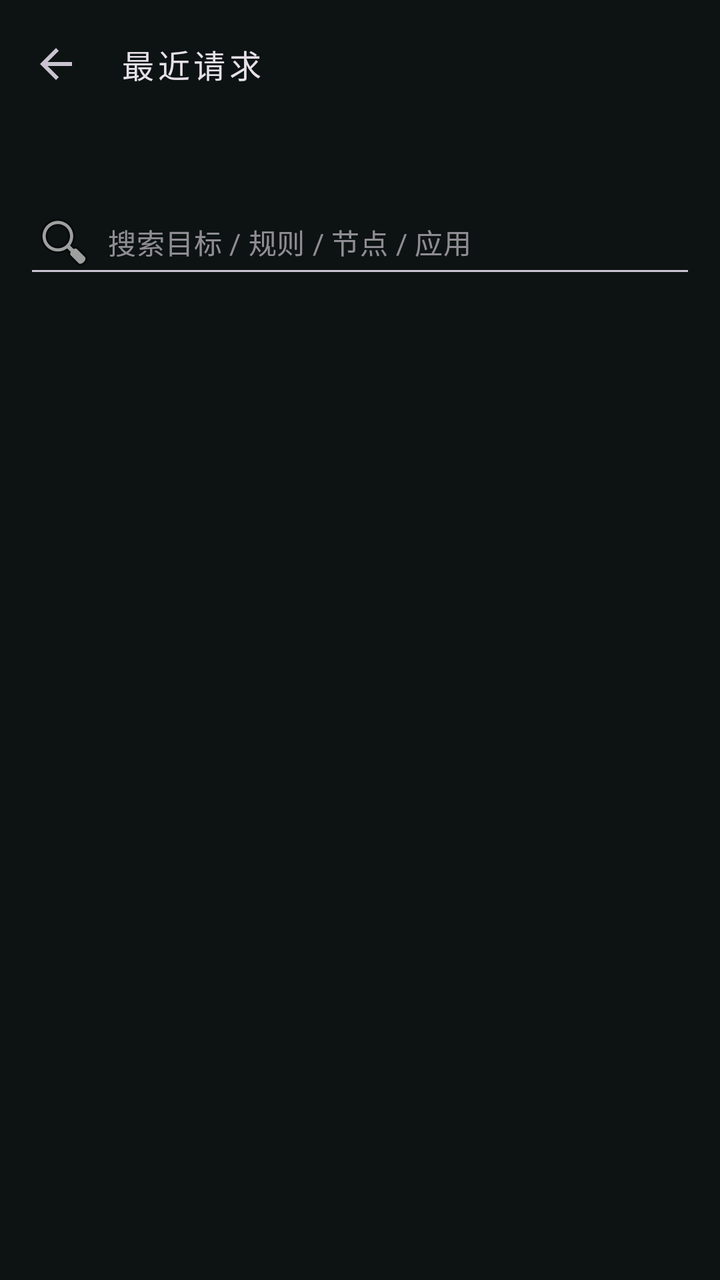
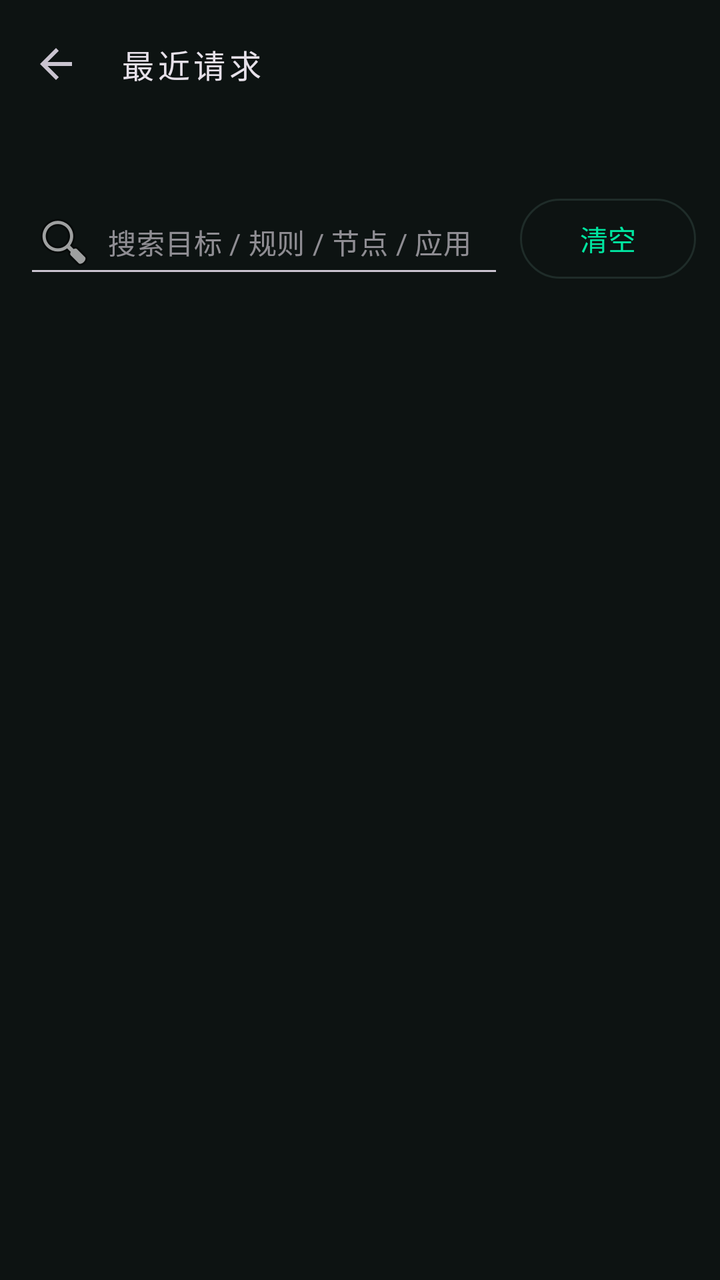

Before-and-after screenshots of an Android layout around one commit, followed by the original layout XML and the change that was made.
<!-- AndroidManifest.xml: application theme Theme.TunVPN -->
<!-- res/layout/activity_recent_requests.xml -->
<?xml version="1.0" encoding="utf-8"?>
<LinearLayout xmlns:android="http://schemas.android.com/apk/res/android"
	xmlns:app="http://schemas.android.com/apk/res-auto"
	android:orientation="vertical"
	android:layout_width="match_parent"
	android:layout_height="match_parent"
	android:background="?attr/colorSurface">
	<com.google.android.material.appbar.MaterialToolbar
		android:id="@+id/toolbar"
		android:layout_width="match_parent"
		android:layout_height="?attr/actionBarSize"
		app:navigationIcon="?attr/homeAsUpIndicator"
		app:title="@string/settings_recent_requests"
		app:titleTextAppearance="@style/TextAppearance.TunVPN.Toolbar"/>
	<TextView
		android:id="@+id/req_summary"
		android:layout_width="match_parent"
		android:layout_height="wrap_content"
		android:paddingLeft="16dp"
		android:paddingRight="16dp"
		android:paddingTop="4dp"
		android:paddingBottom="8dp"
		android:textAppearance="@style/TextAppearance.TunVPN.Hint"
		android:textColor="?attr/colorOnSurfaceVariant"/>
	<LinearLayout
		android:layout_width="match_parent"
		android:layout_height="wrap_content"
		android:orientation="horizontal"
		android:gravity="center_vertical"
		android:paddingLeft="12dp"
		android:paddingRight="12dp"
		android:paddingBottom="8dp">
		<EditText
			android:id="@+id/req_search"
			android:layout_width="0dp"
			android:layout_height="wrap_content"
			android:layout_weight="1"
			android:hint="@string/recent_requests_search_hint"
			android:inputType="textFilter"
			android:imeOptions="actionDone"
			android:maxLines="1"
			android:drawableStart="@android:drawable/ic_menu_search"
			android:drawablePadding="6dp"
			android:textAppearance="?attr/textAppearanceBodyMedium"
			android:textColor="?attr/colorOnSurface"/>
	</LinearLayout>
	<FrameLayout
		android:layout_width="match_parent"
		android:layout_height="0dp"
		android:layout_weight="1">
		<ListView
			android:id="@+id/req_list"
			android:layout_width="match_parent"
			android:layout_height="match_parent"
			android:clipToPadding="false"
			android:divider="@null"
			android:paddingBottom="16dp"/>
		<TextView
			android:id="@+id/req_empty"
			android:layout_width="match_parent"
			android:layout_height="wrap_content"
			android:layout_marginTop="48dp"
			android:gravity="center"
			android:text="@string/recent_requests_empty"
			android:textAppearance="?attr/textAppearanceBodyMedium"
			android:textColor="?attr/colorOnSurfaceVariant"
			android:visibility="gone"/>
	</FrameLayout>
</LinearLayout>
<!-- resources referenced by this layout -->
<resources>
  <string name="recent_requests_empty">还没有记录到请求</string>
  <string name="recent_requests_search_hint">搜索目标 / 规则 / 节点 / 应用</string>
  <string name="settings_recent_requests">最近请求</string>
  <style name="TextAppearance.TunVPN.Hint" parent="TextAppearance.Material3.BodyMedium">
  		<item name="android:textColor">?attr/colorOnSurfaceVariant</item>
  		<item name="android:lineSpacingMultiplier">1.15</item>
  	</style>
  <style name="TextAppearance.TunVPN.Toolbar" parent="TextAppearance.Material3.TitleMedium">
  		<item name="fontFamily">monospace</item>
  		<item name="android:fontFamily">monospace</item>
  		<item name="android:letterSpacing">0.12</item>
  	</style>
  <style name="Theme.TunVPN" parent="Theme.Material3.Dark.NoActionBar">
  		<item name="colorPrimary">#00E5A0</item>
  		<item name="colorOnPrimary">#060A09</item>
  		<item name="colorPrimaryContainer">#10261F</item>
  		<item name="colorOnPrimaryContainer">#6CFFD0</item>
  		<item name="colorSecondary">#00E5A0</item>
  		<item name="colorOnSecondary">#060A09</item>
  		<item name="colorSecondaryContainer">#0B2E26</item>
  		<item name="colorOnSecondaryContainer">#6CFFD0</item>
  		<item name="colorError">#FF5C7A</item>
  		<item name="colorOnError">#060A09</item>
  		<item name="colorErrorContainer">#3A1220</item>
  		<item name="colorOnErrorContainer">#FFC2CE</item>
  		<item name="android:colorBackground">#060A09</item>
  		<item name="colorSurface">#0D1312</item>
  		<item name="colorOnSurface">#E4FFF5</item>
  		<item name="colorSurfaceVariant">#131B1A</item>
  		<item name="colorOnSurfaceVariant">#7F9A93</item>
  		<item name="colorSurfaceContainer">#18221F</item>
  		<item name="colorOutline">#1F2C29</item>
  		<item name="android:statusBarColor">@android:color/transparent</item>
  		<item name="android:navigationBarColor">@android:color/transparent</item>
  		<item name="android:windowLightStatusBar">false</item>
  		<item name="android:windowBackground">#060A09</item>
  	</style>
</resources>

<!-- the commit's change to res/layout/activity_recent_requests.xml (unified diff, before → after) -->
@@ -43,6 +43,13 @@
 			android:drawablePadding="6dp"
 			android:textAppearance="?attr/textAppearanceBodyMedium"
 			android:textColor="?attr/colorOnSurface"/>
+		<com.google.android.material.button.MaterialButton
+			android:id="@+id/req_clear"
+			android:layout_width="wrap_content"
+			android:layout_height="wrap_content"
+			android:layout_marginStart="8dp"
+			android:text="@string/recent_requests_clear"
+			style="?attr/materialButtonOutlinedStyle"/>
 	</LinearLayout>
 	<FrameLayout
 		android:layout_width="match_parent"
<!-- resource entries referenced after the edit -->
@@ -1,5 +1,6 @@
 <!-- resources referenced by this layout -->
 <resources>
+  <string name="recent_requests_clear">清空</string>
   <string name="recent_requests_empty">还没有记录到请求</string>
   <string name="recent_requests_search_hint">搜索目标 / 规则 / 节点 / 应用</string>
   <string name="settings_recent_requests">最近请求</string>
